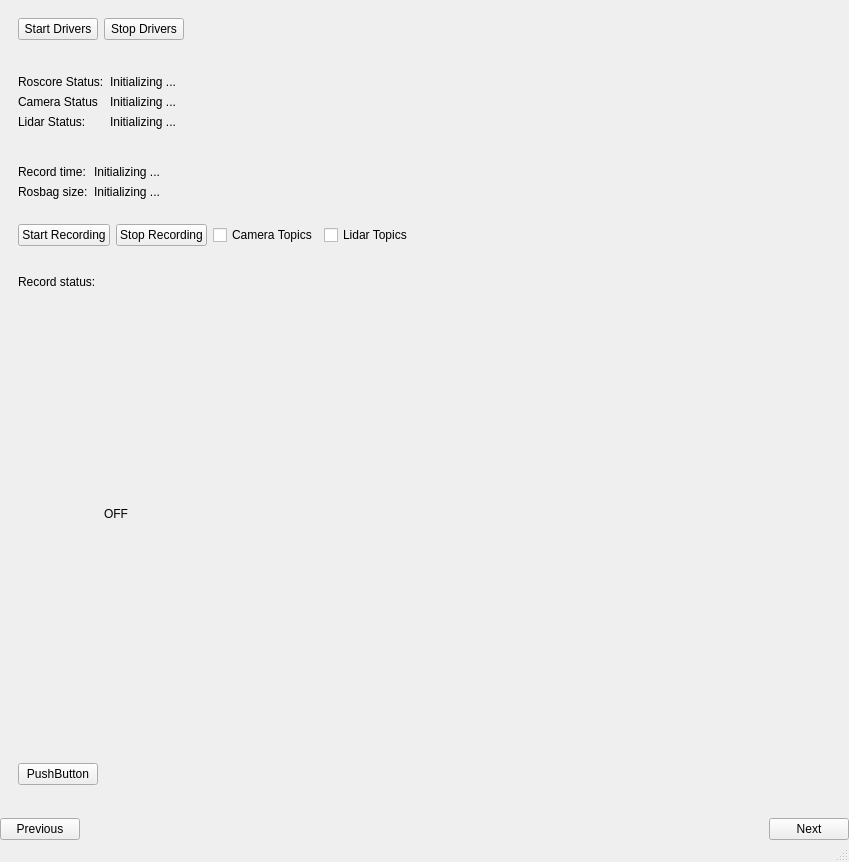
This is mainwindow.ui in alimuratov/hh_desktop as Qt 5 draws it before an edit. The edited form follows.
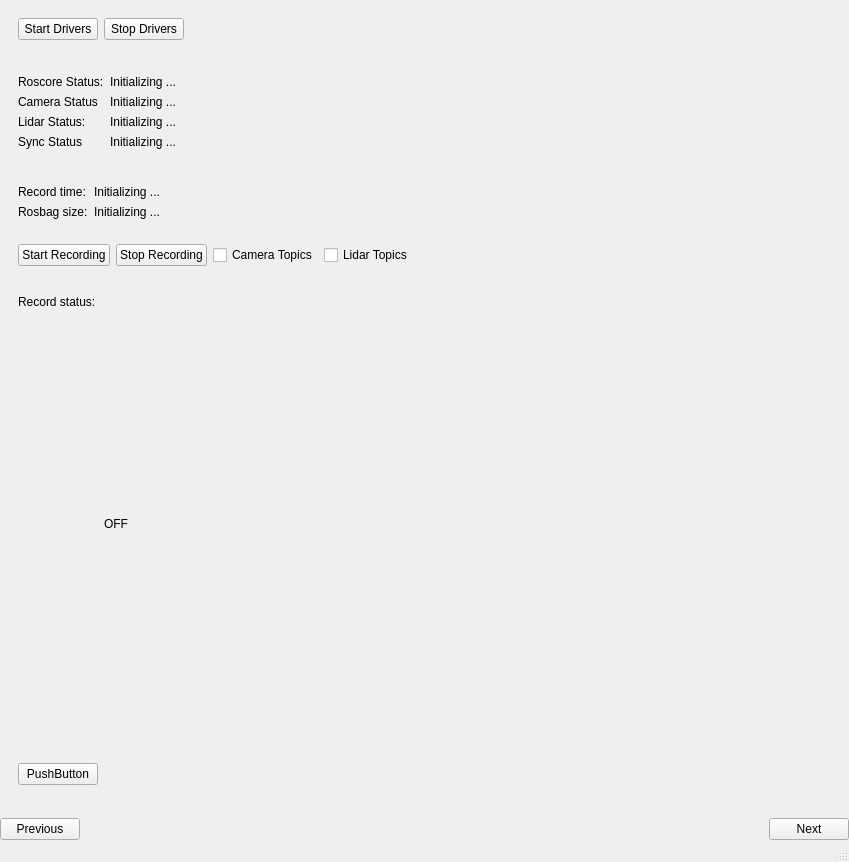
This is the edited form. The open tabs and pages were chosen to show the change.

```diff
--- a/mainwindow.ui
+++ b/mainwindow.ui
@@ -156,6 +156,20 @@
             </property>
            </widget>
           </item>
+          <item row="3" column="0">
+           <widget class="QLabel" name="label_9">
+            <property name="text">
+             <string>Sync Status</string>
+            </property>
+           </widget>
+          </item>
+          <item row="3" column="1">
+           <widget class="QLabel" name="syncStatus">
+            <property name="text">
+             <string>Initializing ...</string>
+            </property>
+           </widget>
+          </item>
          </layout>
         </item>
         <item>
```
Lines whose indentation alone changed are shown as unchanged.
